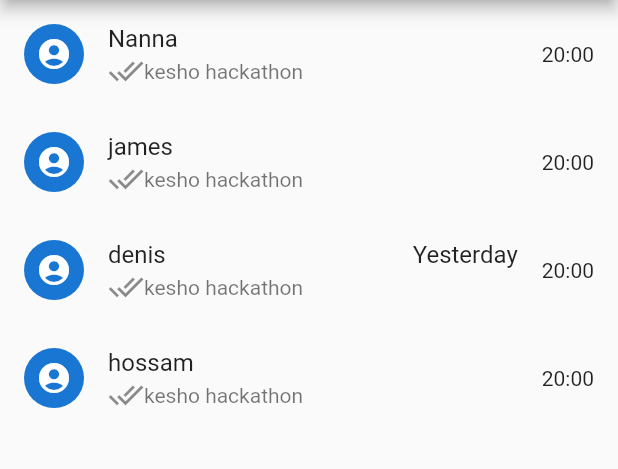
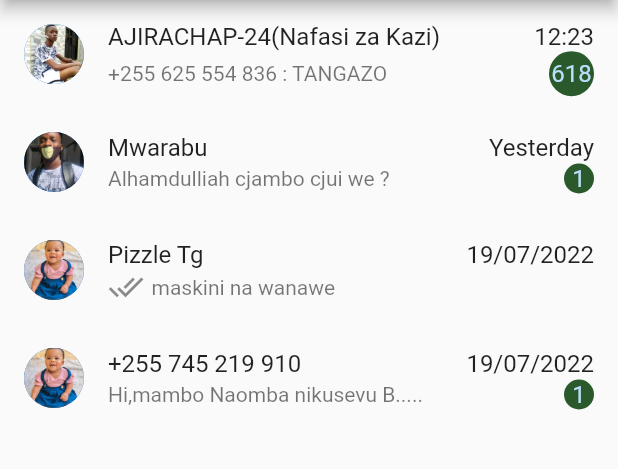
Before and after one commit to peterabel25/demo_app, a Flutter app: the screen it shows after launch, on a phone screen of 412 x 824 dp, the part 84-553 px from its top. Run offline on Flutter 3.47's test engine with Material 2 defaults, Android fonts, the phone set to English and light mode, and no system bars.

Commit message:
changed the content of the listtiles

```diff
--- a/lib/main.dart
+++ b/lib/main.dart
@@ -1,4 +1,6 @@
-// ignore_for_file: prefer_const_constructors, prefer_const_literals_to_create_immutables
+// ignore_for_file: prefer_const_constructors, prefer_const_literals_to_create_immutables, sort_child_properties_last
+
+
 
 import 'package:flutter/material.dart';
 
@@ -22,48 +24,79 @@ class MyApp extends StatelessWidget {
           body: ListView(
             children: [
               ListTile(
-                leading: CircleAvatar(child: Icon(Icons.account_circle)),
-                title: Text("Nanna"),
+                leading:CircleAvatar(backgroundImage:AssetImage("assets/pic1.jpg")) ,
+                title: Row(
+                  children: [
+                    Text("AJIRACHAP-24(Nafasi za Kazi)"),
+                    Spacer(),
+                    Text("12:23")
+                  ],
+                ),
+                subtitle: Row(
+                  children: [
+                    Text("+255 625 554 836 : TANGAZO " ),
+                    Spacer(),
 
-                subtitle: Row(children: [
-                  Icon(Icons.done_all),
-                  Text("kesho hackathon")
-                ],),
-                trailing: Text("20:00"),
+                    CircleAvatar(radius:15, child: Text("618"),backgroundColor:Color.fromARGB(255, 42, 90, 43) ,)
+                  ],
+                ),
+              ),
+               ListTile(
+                leading:CircleAvatar(
+                  backgroundImage: AssetImage("assets/pic2.jpg"),
+                ) ,
+                title: Row(
+                  children: [
+                    Text("Mwarabu"),
+                    Spacer(),
+                    Text("Yesterday")
+                  ],
+                ),
+                subtitle: Row(
+                  children: [
+                    Text("Alhamdulliah cjambo cjui we ? " ),
+                    Spacer(),
+                    CircleAvatar(radius:10, child: Text("1"),backgroundColor:Color.fromARGB(255, 42, 90, 43) ,)
+                  ],
+                ),
               ),
               ListTile(
-                leading: CircleAvatar(child: Icon(Icons.account_circle)),
-                title: Text("james"),
-                subtitle: Row(children: [
-                  Icon(Icons.done_all),
-                  Text("kesho hackathon")
-                ],),
-                trailing: Text("20:00"),
+                leading:CircleAvatar(backgroundImage:AssetImage("assets/pic3.jpg"),) ,
+                title: Row(
+                  children: [
+                    Text("Pizzle Tg"),
+                    Spacer(),
+                    Text("19/07/2022")
+                  ],
+                ),
+                subtitle: Row(
+                  children: [
+                    Icon(Icons.done_all),
+                    SizedBox(width:5 ,),
+                    Text("maskini na wanawe" ),
+                  ],
+                ),
               ),
               ListTile(
-                leading: CircleAvatar(child: Icon(Icons.account_circle)),
+                leading:CircleAvatar(backgroundImage: AssetImage("assets/pic3.jpg"),) ,
                 title: Row(
                   children: [
-                    Text("denis"),
+                    Text("+255 745 219 910"),
                     Spacer(),
-                    Text("Yesterday"),
+                    Text("19/07/2022")
                   ],
                 ),
-                subtitle: Row(children: [
-                  Icon(Icons.done_all),
-                  Text("kesho hackathon")
-                ],),
-                trailing: Text("20:00"),
-              ),
-              ListTile(
-                leading: CircleAvatar(child: Icon(Icons.account_circle)),
-                title: Text("hossam"),
-                subtitle: Row(children: [
-                  Icon(Icons.done_all),
-                  Text("kesho hackathon")
-                ],),
-                trailing: Text("20:00"),
+                subtitle: Row(
+                  children: [
+                    Text("Hi,mambo Naomba nikusevu B..... " ),
+                    Spacer(),
+                    CircleAvatar(radius:10, child: Text("1"),backgroundColor:Color.fromARGB(255, 42, 90, 43) ,)
+                  ],
+                ),
               )
+
+
+
             ],
           )),
     );
--- a/pubspec.yaml
+++ b/pubspec.yaml
@@ -58,9 +58,9 @@ flutter:
   uses-material-design: true
 
   # To add assets to your application, add an assets section, like this:
-  # assets:
-  #   - images/a_dot_burr.jpeg
-  #   - images/a_dot_ham.jpeg
+  assets:
+    - assets/
+
 
   # An image asset can refer to one or more resolution-specific "variants", see
   # https://flutter.dev/assets-and-images/#resolution-aware
```
Also changed, not shown: assets/pic1.jpg (added), assets/pic2.jpg (added), assets/pic3.jpg (added).
